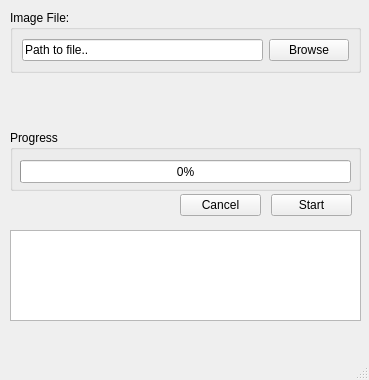
Before: the Qt Designer form mainwindow.ui in emlid/edge-firmware-updater, drawn with Qt 5.
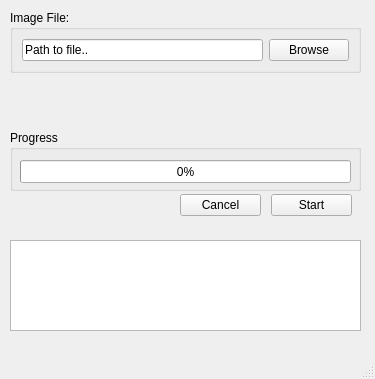
After: the same form once the commit is applied.

What changed in the file:
```diff
--- a/mainwindow.ui
+++ b/mainwindow.ui
@@ -6,10 +6,16 @@
    <rect>
     <x>0</x>
     <y>0</y>
-    <width>369</width>
-    <height>380</height>
+    <width>375</width>
+    <height>379</height>
    </rect>
   </property>
+  <property name="sizePolicy">
+   <sizepolicy hsizetype="Fixed" vsizetype="Fixed">
+    <horstretch>0</horstretch>
+    <verstretch>0</verstretch>
+   </sizepolicy>
+  </property>
   <property name="windowTitle">
    <string>MainWindow</string>
   </property>
@@ -108,7 +114,7 @@
     <property name="geometry">
      <rect>
       <x>10</x>
-      <y>230</y>
+      <y>240</y>
       <width>351</width>
       <height>91</height>
      </rect>
@@ -131,7 +137,11 @@
     <bool>false</bool>
    </property>
   </widget>
-  <widget class="QStatusBar" name="statusbar"/>
+  <widget class="QStatusBar" name="statusbar">
+   <property name="sizeGripEnabled">
+    <bool>true</bool>
+   </property>
+  </widget>
  </widget>
  <resources/>
  <connections/>
```
Left out of the diff: 66 changed lines with no effect on the pictures.
